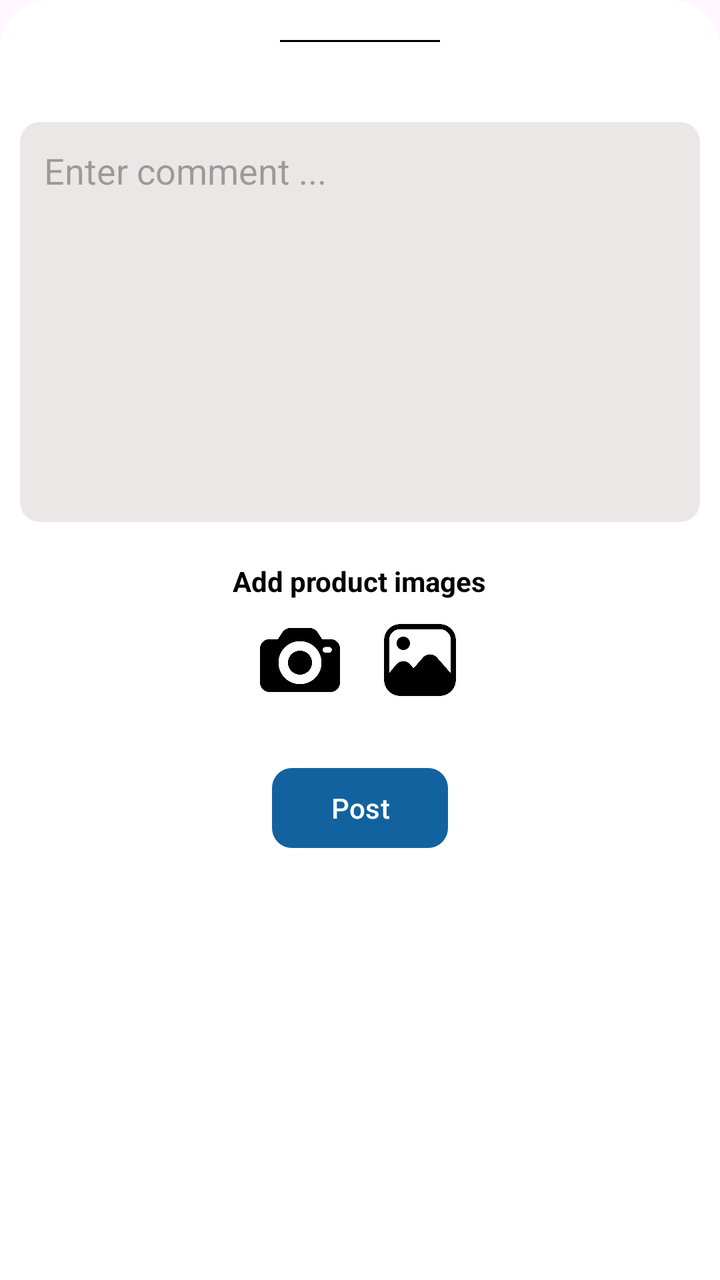
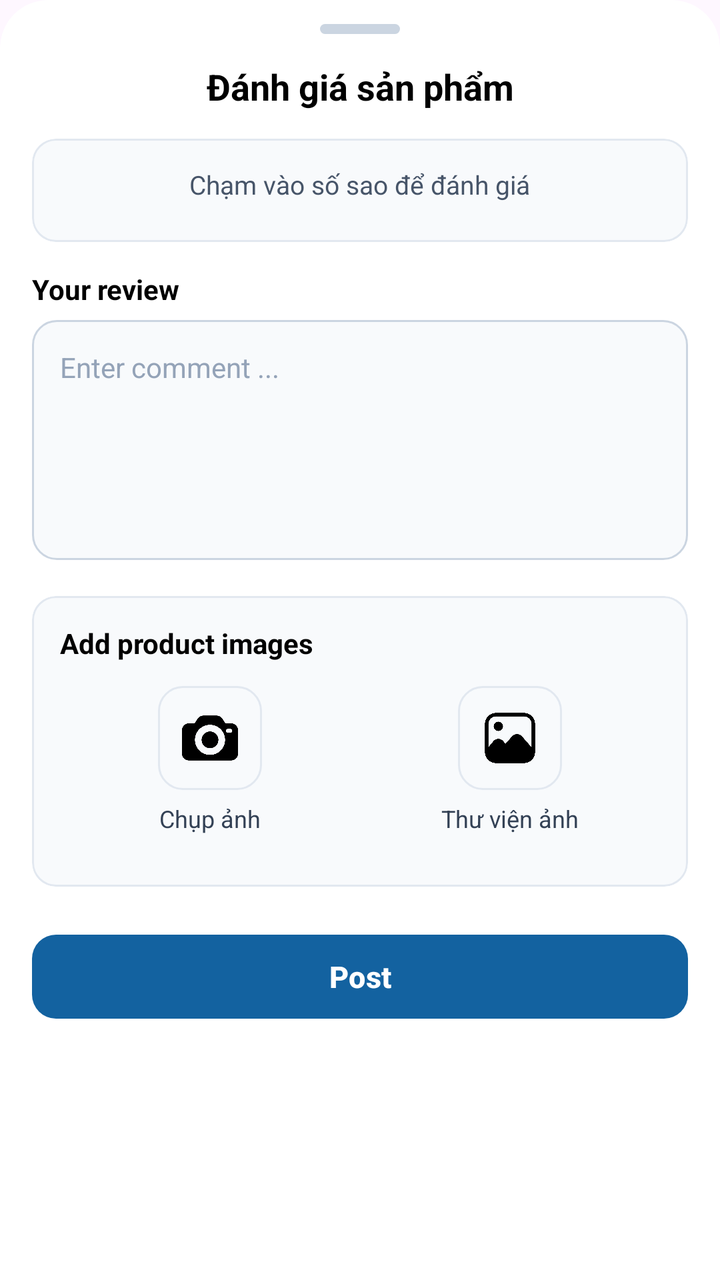

The first picture is an Android layout as it rendered before a commit; the second is the same layout after the commit. The layout source and the unified diff follow.
<!-- AndroidManifest.xml: application theme Theme.ShoppingApp -->
<!-- res/layout/fragment_write_review.xml -->
<?xml version="1.0" encoding="utf-8"?>
<androidx.core.widget.NestedScrollView xmlns:android="http://schemas.android.com/apk/res/android"
    xmlns:app="http://schemas.android.com/apk/res-auto"
    xmlns:tools="http://schemas.android.com/tools"
    android:layout_width="match_parent"
    android:layout_height="match_parent"
    android:background="@drawable/corner_bottom_sheet"
    android:clipToOutline="true"
    tools:context=".ui.view.fragment.user.WriteReviewFragment"
    tools:targetApi="31">

    <FrameLayout
        android:layout_width="match_parent"
        android:layout_height="wrap_content">

        <LinearLayout
            android:layout_width="match_parent"
            android:layout_height="wrap_content"
            android:orientation="vertical">

            <View
                android:layout_width="80dp"
                android:layout_height="1dp"
                android:layout_gravity="center_horizontal"
                android:layout_marginTop="20dp"
                android:background="@color/black" />

            <androidx.recyclerview.widget.RecyclerView
                android:id="@+id/recycler_view_star"
                android:layout_width="wrap_content"
                android:layout_height="wrap_content"
                android:layout_gravity="center_horizontal"
                android:layout_marginTop="20dp" />

            <androidx.appcompat.widget.AppCompatEditText
                android:id="@+id/edt_comment"
                android:layout_width="match_parent"
                android:layout_height="200dp"
                android:layout_gravity="center_horizontal"
                android:layout_marginStart="10dp"
                android:layout_marginTop="20dp"
                android:layout_marginEnd="10dp"
                android:background="@drawable/border_view"
                android:backgroundTint="@color/light_grey"
                android:gravity="top|start"
                android:hint="@string/enter_comment"
                android:inputType="textMultiLine"
                android:padding="12dp" />

            <include
                android:id="@+id/layout_add_image"
                layout="@layout/layout_add_image"
                android:layout_width="match_parent"
                android:layout_height="wrap_content" />

            <com.google.android.material.button.MaterialButton
                android:id="@+id/btn_post_comment"
                android:layout_width="wrap_content"
                android:layout_height="wrap_content"
                android:layout_gravity="center_horizontal"
                android:layout_marginTop="20dp"
                android:layout_marginBottom="10dp"
                android:text="@string/post"
                android:textColor="@color/white"
                app:backgroundTint="@color/button_color"
                app:cornerRadius="10dp" />

        </LinearLayout>

        <include
            android:id="@+id/layout_shimmer"
            layout="@layout/layout_shimmer"
            android:layout_width="match_parent"
            android:layout_height="match_parent"
            android:visibility="gone" />

    </FrameLayout>

</androidx.core.widget.NestedScrollView>
<!-- res/layout/layout_add_image.xml (included above) -->
<?xml version="1.0" encoding="utf-8"?>
<LinearLayout xmlns:android="http://schemas.android.com/apk/res/android"
    android:layout_width="match_parent"
    android:layout_height="wrap_content"
    xmlns:app="http://schemas.android.com/apk/res-auto"
    android:orientation="vertical">

    <com.google.android.material.textview.MaterialTextView
        android:layout_width="wrap_content"
        android:layout_height="wrap_content"
        android:layout_gravity="center_horizontal"
        android:layout_marginTop="20dp"
        android:text="@string/add_product_images"
        android:textColor="@color/black"
        android:textStyle="bold" />

    <LinearLayout
        android:layout_width="wrap_content"
        android:layout_height="wrap_content"
        android:layout_gravity="center_horizontal"
        android:layout_marginTop="10dp"
        android:orientation="horizontal">

        <androidx.appcompat.widget.AppCompatImageView
            android:id="@+id/img_take_photo"
            android:layout_width="40dp"
            android:layout_height="40dp"
            app:srcCompat="@drawable/icon_photo_camera" />

        <androidx.appcompat.widget.AppCompatImageView
            android:id="@+id/img_gallery"
            android:layout_width="40dp"
            android:layout_height="40dp"
            android:layout_marginStart="20dp"
            app:srcCompat="@drawable/icon_from_gallery" />

    </LinearLayout>

    <androidx.recyclerview.widget.RecyclerView
        android:id="@+id/recycler_view_image"
        android:layout_width="match_parent"
        android:layout_height="wrap_content"
        android:layout_marginStart="10dp"
        android:layout_marginTop="10dp"
        android:layout_marginEnd="10dp" />

</LinearLayout>
<!-- res/layout/layout_shimmer.xml (included above) -->
<?xml version="1.0" encoding="utf-8"?>
<FrameLayout xmlns:android="http://schemas.android.com/apk/res/android"
    android:id="@+id/frame_shimmer"
    android:layout_width="match_parent"
    android:layout_height="match_parent">

    <View
        android:layout_width="match_parent"
        android:layout_height="match_parent"
        android:background="@color/over_lay" />

    <ProgressBar
        android:layout_width="wrap_content"
        android:layout_height="wrap_content"
        android:layout_gravity="center"
        android:indeterminateTint="@color/button_color" />

    <com.google.android.material.textview.MaterialTextView
        android:layout_width="wrap_content"
        android:layout_height="wrap_content"
        android:layout_gravity="center"
        android:layout_marginTop="50dp"
        android:text="@string/wait_a_second"
        android:textColor="@color/white"
        android:textStyle="bold" />

</FrameLayout>
<!-- resources referenced by this layout -->
<resources>
  <color name="black">#FF000000</color>
  <color name="button_color">#1362A0</color>
  <color name="light_grey">#EBE7E7</color>
  <color name="over_lay">#80000000</color>
  <color name="white">#FFFFFFFF</color>
  <!-- drawable border_view (drawable) -->
  <?xml version="1.0" encoding="utf-8"?>
  <shape xmlns:android="http://schemas.android.com/apk/res/android"
      android:shape="rectangle">
  
      <corners android:radius="10dp"/>
  
  </shape>
  <!-- drawable corner_bottom_sheet (drawable) -->
  <?xml version="1.0" encoding="utf-8"?>
  <shape xmlns:android="http://schemas.android.com/apk/res/android"
      android:shape="rectangle">
  
      <corners android:topLeftRadius="24dp"
          android:topRightRadius="24dp"/>
  
      <solid android:color="@color/white" />
  
  </shape>
  <!-- drawable icon_from_gallery: png bitmap (drawable, 10393 bytes) -->
  <!-- drawable icon_photo_camera: png bitmap (drawable, 13300 bytes) -->
  <string name="add_product_images">Add product images</string>
  <string name="enter_comment">Enter comment ...</string>
  <string name="post">Post</string>
  <string name="wait_a_second">Wait a second...</string>
  <style name="Theme.ShoppingApp" parent="Base.Theme.ShoppingApp" />
  <style name="Base.Theme.ShoppingApp" parent="Theme.Material3.DayNight.NoActionBar">
          
          
      </style>
</resources>

<!-- the commit's change to res/layout/fragment_write_review.xml (unified diff, before → after) -->
@@ -16,54 +16,105 @@
         <LinearLayout
             android:layout_width="match_parent"
             android:layout_height="wrap_content"
-            android:orientation="vertical">
+            android:orientation="vertical"
+            android:paddingBottom="20dp">
 
             <View
-                android:layout_width="80dp"
-                android:layout_height="1dp"
+                android:layout_width="40dp"
+                android:layout_height="5dp"
                 android:layout_gravity="center_horizontal"
-                android:layout_marginTop="20dp"
-                android:background="@color/black" />
-
-            <androidx.recyclerview.widget.RecyclerView
-                android:id="@+id/recycler_view_star"
+                android:layout_marginTop="12dp"
+                android:background="@drawable/bg_drag_handle_pill" />
+
+            <TextView
+                android:layout_width="match_parent"
+                android:layout_height="wrap_content"
+                android:layout_marginTop="14dp"
+                android:gravity="center"
+                android:text="@string/write_review_title"
+                android:textColor="@color/black"
+                android:textSize="18sp"
+                android:textStyle="bold" />
+
+            <com.google.android.material.card.MaterialCardView
+                android:layout_width="match_parent"
+                android:layout_height="wrap_content"
+                android:layout_marginHorizontal="16dp"
+                android:layout_marginTop="14dp"
+                app:cardBackgroundColor="#F8FAFC"
+                app:cardCornerRadius="12dp"
+                app:cardElevation="0dp"
+                app:strokeColor="#E2E8F0"
+                app:strokeWidth="1dp">
+
+                <LinearLayout
+                    android:layout_width="match_parent"
+                    android:layout_height="wrap_content"
+                    android:gravity="center"
+                    android:orientation="vertical"
+                    android:padding="14dp">
+
+                    <TextView
+                        android:layout_width="wrap_content"
+                        android:layout_height="wrap_content"
+                        android:text="@string/rating_prompt"
+                        android:textColor="#475569"
+                        android:textSize="13sp" />
+
+                    <androidx.recyclerview.widget.RecyclerView
+                        android:id="@+id/recycler_view_star"
+                        android:layout_width="wrap_content"
+                        android:layout_height="wrap_content"
+                        android:layout_marginTop="6dp" />
+
+                </LinearLayout>
+            </com.google.android.material.card.MaterialCardView>
+
+            <TextView
                 android:layout_width="wrap_content"
                 android:layout_height="wrap_content"
-                android:layout_gravity="center_horizontal"
-                android:layout_marginTop="20dp" />
+                android:layout_marginHorizontal="16dp"
+                android:layout_marginTop="14dp"
+                android:layout_marginBottom="6dp"
+                android:text="@string/your_review"
+                android:textColor="@color/black"
+                android:textSize="14sp"
+                android:textStyle="bold" />
 
             <androidx.appcompat.widget.AppCompatEditText
                 android:id="@+id/edt_comment"
                 android:layout_width="match_parent"
-                android:layout_height="200dp"
-                android:layout_gravity="center_horizontal"
-                android:layout_marginStart="10dp"
-                android:layout_marginTop="20dp"
-                android:layout_marginEnd="10dp"
-                android:background="@drawable/border_view"
-                android:backgroundTint="@color/light_grey"
+                android:layout_height="wrap_content"
+                android:layout_marginHorizontal="16dp"
+                android:background="@drawable/bg_input_box"
                 android:gravity="top|start"
                 android:hint="@string/enter_comment"
                 android:inputType="textMultiLine"
-                android:padding="12dp" />
+                android:minHeight="120dp"
+                android:padding="14dp"
+                android:textColor="@color/black"
+                android:textColorHint="#94A3B8"
+                android:textSize="14sp" />
 
             <include
                 android:id="@+id/layout_add_image"
                 layout="@layout/layout_add_image"
                 android:layout_width="match_parent"
-                android:layout_height="wrap_content" />
+                android:layout_height="wrap_content"
+                android:layout_marginTop="6dp" />
 
             <com.google.android.material.button.MaterialButton
                 android:id="@+id/btn_post_comment"
-                android:layout_width="wrap_content"
-                android:layout_height="wrap_content"
-                android:layout_gravity="center_horizontal"
-                android:layout_marginTop="20dp"
-                android:layout_marginBottom="10dp"
+                android:layout_width="match_parent"
+                android:layout_height="50dp"
+                android:layout_marginHorizontal="16dp"
+                android:layout_marginTop="16dp"
                 android:text="@string/post"
                 android:textColor="@color/white"
+                android:textSize="15sp"
+                android:textStyle="bold"
                 app:backgroundTint="@color/button_color"
-                app:cornerRadius="10dp" />
+                app:cornerRadius="12dp" />
 
         </LinearLayout>
 
@@ -80,49 +131,105 @@
 <!-- res/layout/layout_add_image.xml (included above) -->
 <?xml version="1.0" encoding="utf-8"?>
 <LinearLayout xmlns:android="http://schemas.android.com/apk/res/android"
+    xmlns:app="http://schemas.android.com/apk/res-auto"
     android:layout_width="match_parent"
     android:layout_height="wrap_content"
-    xmlns:app="http://schemas.android.com/apk/res-auto"
     android:orientation="vertical">
 
-    <com.google.android.material.textview.MaterialTextView
-        android:layout_width="wrap_content"
-        android:layout_height="wrap_content"
-        android:layout_gravity="center_horizontal"
-        android:layout_marginTop="20dp"
-        android:text="@string/add_product_images"
-        android:textColor="@color/black"
-        android:textStyle="bold" />
-
-    <LinearLayout
-        android:layout_width="wrap_content"
-        android:layout_height="wrap_content"
-        android:layout_gravity="center_horizontal"
-        android:layout_marginTop="10dp"
-        android:orientation="horizontal">
-
-        <androidx.appcompat.widget.AppCompatImageView
-            android:id="@+id/img_take_photo"
-            android:layout_width="40dp"
-            android:layout_height="40dp"
-            app:srcCompat="@drawable/icon_photo_camera" />
-
-        <androidx.appcompat.widget.AppCompatImageView
-            android:id="@+id/img_gallery"
-            android:layout_width="40dp"
-            android:layout_height="40dp"
-            android:layout_marginStart="20dp"
-            app:srcCompat="@drawable/icon_from_gallery" />
-
-    </LinearLayout>
-
-    <androidx.recyclerview.widget.RecyclerView
-        android:id="@+id/recycler_view_image"
+    <com.google.android.material.card.MaterialCardView
         android:layout_width="match_parent"
         android:layout_height="wrap_content"
-        android:layout_marginStart="10dp"
-        android:layout_marginTop="10dp"
-        android:layout_marginEnd="10dp" />
+        android:layout_marginHorizontal="16dp"
+        android:layout_marginTop="12dp"
+        android:layout_marginBottom="4dp"
+        app:cardBackgroundColor="#F8FAFC"
+        app:cardCornerRadius="12dp"
+        app:cardElevation="0dp"
+        app:strokeColor="#E2E8F0"
+        app:strokeWidth="1dp">
+
+        <LinearLayout
+            android:layout_width="match_parent"
+            android:layout_height="wrap_content"
+            android:orientation="vertical"
+            android:padding="14dp">
+
+            <com.google.android.material.textview.MaterialTextView
+                android:layout_width="wrap_content"
+                android:layout_height="wrap_content"
+                android:text="@string/add_product_images"
+                android:textColor="@color/black"
+                android:textSize="14sp"
+                android:textStyle="bold" />
+
+            <LinearLayout
+                android:layout_width="match_parent"
+                android:layout_height="wrap_content"
+                android:layout_marginTop="12dp"
+                android:orientation="horizontal">
+
+                <LinearLayout
+                    android:layout_width="0dp"
+                    android:layout_height="wrap_content"
+                    android:layout_weight="1"
+                    android:gravity="center"
+                    android:orientation="vertical">
+
+                    <androidx.appcompat.widget.AppCompatImageView
+                        android:id="@+id/img_take_photo"
+                        android:layout_width="52dp"
+                        android:layout_height="52dp"
+                        android:background="@drawable/bg_chip_action"
+                        android:contentDescription="@string/take_photo"
+                        android:focusable="true"
+                        android:padding="12dp"
+                        app:srcCompat="@drawable/icon_photo_camera" />
+
+                    <TextView
+                        android:layout_width="wrap_content"
+                        android:layout_height="wrap_content"
+                        android:layout_marginTop="6dp"
+                        android:text="@string/take_photo"
+                        android:textColor="#334155"
+                        android:textSize="12sp" />
+                </LinearLayout>
+
+                <LinearLayout
+                    android:layout_width="0dp"
+                    android:layout_height="wrap_content"
+                    android:layout_weight="1"
+                    android:gravity="center"
+                    android:orientation="vertical">
+
+                    <androidx.appcompat.widget.AppCompatImageView
+                        android:id="@+id/img_gallery"
+                        android:layout_width="52dp"
+                        android:layout_height="52dp"
+                        android:background="@drawable/bg_chip_action"
+                        android:contentDescription="@string/choose_gallery"
+                        android:focusable="true"
+                        android:padding="12dp"
+                        app:srcCompat="@drawable/icon_from_gallery" />
+
+                    <TextView
+                        android:layout_width="wrap_content"
+                        android:layout_height="wrap_content"
+                        android:layout_marginTop="6dp"
+                        android:text="@string/choose_gallery"
+                        android:textColor="#334155"
+                        android:textSize="12sp" />
+                </LinearLayout>
+
+            </LinearLayout>
+
+            <androidx.recyclerview.widget.RecyclerView
+                android:id="@+id/recycler_view_image"
+                android:layout_width="match_parent"
+                android:layout_height="wrap_content"
+                android:layout_marginTop="12dp" />
+
+        </LinearLayout>
+    </com.google.android.material.card.MaterialCardView>
 
 </LinearLayout>
 <!-- res/layout/layout_shimmer.xml (included above) -->
<!-- resource entries referenced after the edit -->
@@ -2,16 +2,38 @@
 <resources>
   <color name="black">#FF000000</color>
   <color name="button_color">#1362A0</color>
-  <color name="light_grey">#EBE7E7</color>
   <color name="over_lay">#80000000</color>
   <color name="white">#FFFFFFFF</color>
-  <!-- drawable border_view (drawable) -->
+  <!-- drawable bg_chip_action (drawable) -->
+  <?xml version="1.0" encoding="utf-8"?>
+  <ripple xmlns:android="http://schemas.android.com/apk/res/android"
+      android:color="#20000000">
+      <item>
+          <shape android:shape="rectangle">
+              <corners android:radius="12dp" />
+              <solid android:color="#F8FAFC" />
+              <stroke
+                  android:width="1dp"
+                  android:color="#E2E8F0" />
+          </shape>
+      </item>
+  </ripple>
+  <!-- drawable bg_drag_handle_pill (drawable) -->
   <?xml version="1.0" encoding="utf-8"?>
   <shape xmlns:android="http://schemas.android.com/apk/res/android"
       android:shape="rectangle">
-  
-      <corners android:radius="10dp"/>
-  
+      <corners android:radius="3dp" />
+      <solid android:color="#CBD5E1" />
+  </shape>
+  <!-- drawable bg_input_box (drawable) -->
+  <?xml version="1.0" encoding="utf-8"?>
+  <shape xmlns:android="http://schemas.android.com/apk/res/android"
+      android:shape="rectangle">
+      <corners android:radius="12dp" />
+      <solid android:color="#F8FAFC" />
+      <stroke
+          android:width="1dp"
+          android:color="#CBD5E1" />
   </shape>
   <!-- drawable corner_bottom_sheet (drawable) -->
   <?xml version="1.0" encoding="utf-8"?>
@@ -27,9 +49,14 @@
   <!-- drawable icon_from_gallery: png bitmap (drawable, 10393 bytes) -->
   <!-- drawable icon_photo_camera: png bitmap (drawable, 13300 bytes) -->
   <string name="add_product_images">Add product images</string>
+  <string name="choose_gallery">Thư viện ảnh</string>
   <string name="enter_comment">Enter comment ...</string>
   <string name="post">Post</string>
+  <string name="rating_prompt">Chạm vào số sao để đánh giá</string>
+  <string name="take_photo">Chụp ảnh</string>
   <string name="wait_a_second">Wait a second...</string>
+  <string name="write_review_title">Đánh giá sản phẩm</string>
+  <string name="your_review">Your review</string>
   <style name="Theme.ShoppingApp" parent="Base.Theme.ShoppingApp" />
   <style name="Base.Theme.ShoppingApp" parent="Theme.Material3.DayNight.NoActionBar">
           
